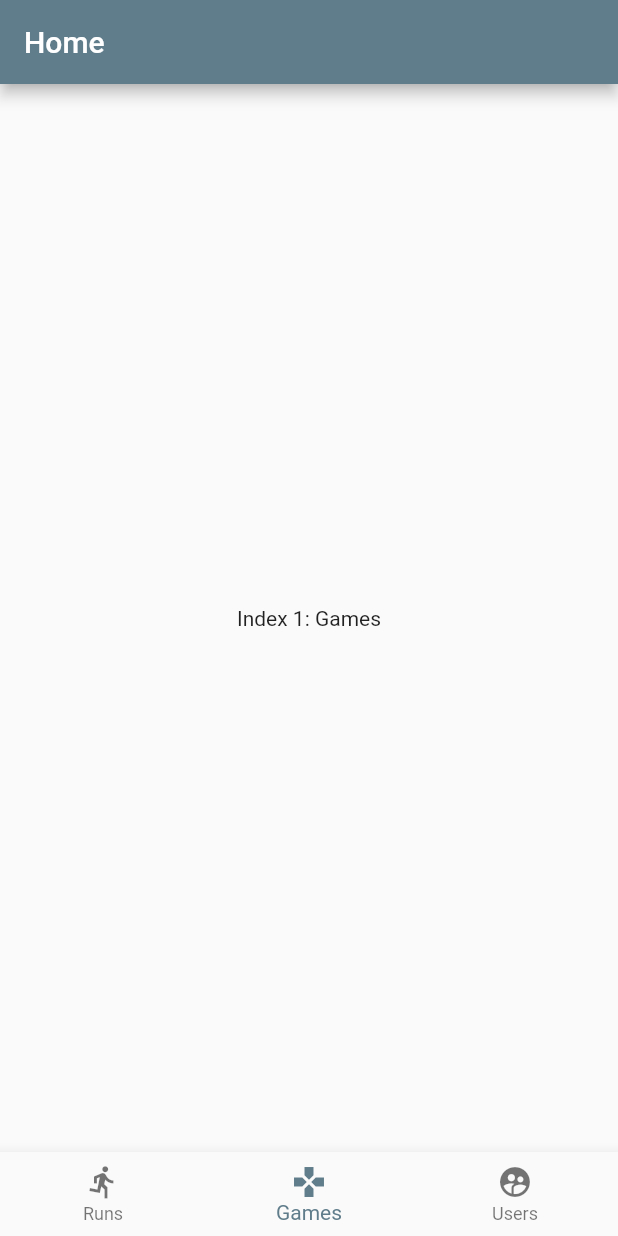
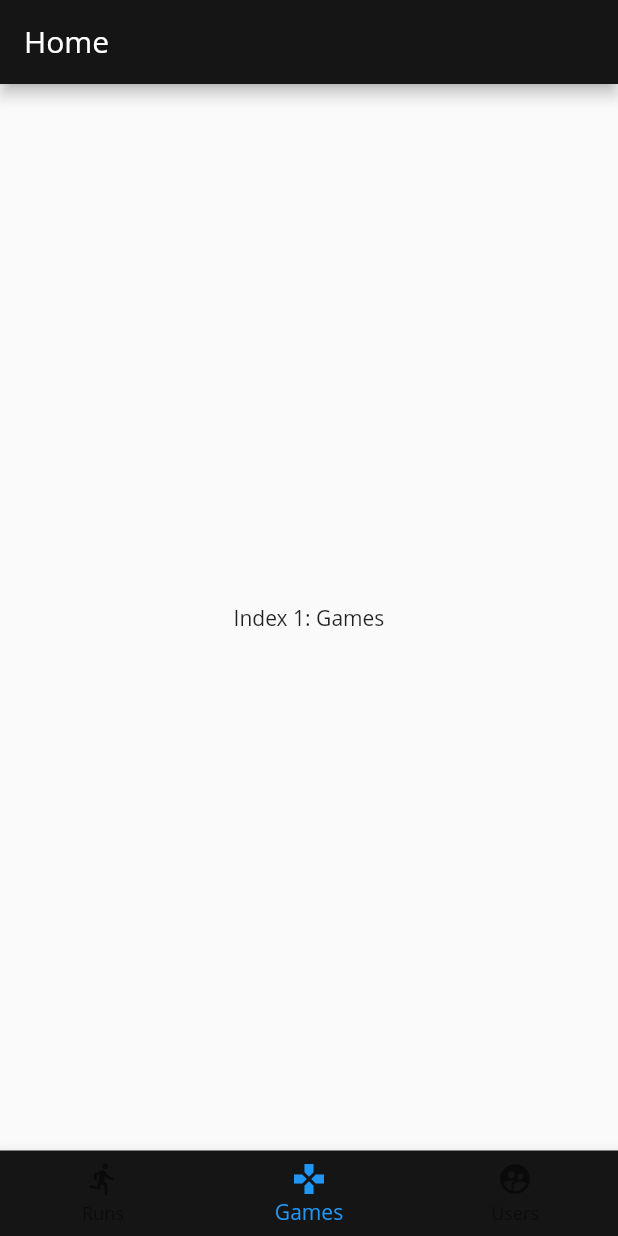
Before and after one commit to geovannyAndrew/speedrun.com, a Flutter app: the screen it shows after launch, item 2 of the bottom bar chosen, on a phone screen of 412 x 824 dp. Run offline on Flutter 3.47's test engine with Material 2 defaults, Android fonts, the light colour scheme and no system bars; generated files the repository leaves out were written again.

Commit message:
Settings colors, fonts and styles.

```diff
--- a/speed_run/speed_run/lib/main.dart
+++ b/speed_run/speed_run/lib/main.dart
@@ -1,6 +1,7 @@
 import 'package:flutter/material.dart';
 import 'package:speed_run/screens/my_home_page.dart';
 import 'package:speed_run/screens/splash_screen.dart';
+import 'package:speed_run/utils/colors.dart' as colors;
 
 void main() => runApp(MyApp());
 
@@ -20,8 +21,11 @@ class MyApp extends StatelessWidget {
         // or simply save your changes to "hot reload" in a Flutter IDE).
         // Notice that the counter didn't reset back to zero; the application
         // is not restarted.
-        primarySwatch: Colors.blueGrey,
-        accentColor: Colors.green
+        primaryColor: colors.blackDark,
+        primaryColorDark: Colors.black,
+        backgroundColor: colors.blackBackground,
+        accentColor: colors.greenAccent,
+        fontFamily: 'OpenSans'
       ),
       initialRoute: "/",
       routes: {
--- a/speed_run/speed_run/lib/screens/my_home_page.dart
+++ b/speed_run/speed_run/lib/screens/my_home_page.dart
@@ -1,6 +1,7 @@
 
 import 'package:flutter/material.dart';
 import 'package:speed_run/screens/runs_navigation_screen.dart';
+import 'package:speed_run/utils/colors.dart' as colors;
 
 class MyHomePage extends StatefulWidget {
   MyHomePage({Key key, this.title}) : super(key: key);
@@ -59,15 +60,26 @@ class _MyHomePageState extends State<MyHomePage> {
         tooltip: 'Increment',
         child: Icon(Icons.add),
       ),*/
-      bottomNavigationBar: BottomNavigationBar(
-          items: <BottomNavigationBarItem>[
+      bottomNavigationBar: new Theme(
+          data: Theme.of(context).copyWith(
+            // sets the background color of the `BottomNavigationBar`
+              canvasColor: colors.blackDark,
+              // sets the active color of the `BottomNavigationBar` if `Brightness` is light
+              primaryColor: colors.greenAccent,
+              textTheme: Theme
+                  .of(context)
+                  .textTheme
+                  .copyWith(caption: new TextStyle(color: Colors.white))),
+          child: BottomNavigationBar(
+            items: <BottomNavigationBarItem>[
             BottomNavigationBarItem(icon: Icon(Icons.directions_run), title: Text('Runs')),
             BottomNavigationBarItem(icon: Icon(Icons.games), title: Text('Games')),
             BottomNavigationBarItem(icon: Icon(Icons.supervised_user_circle), title: Text('Users'))
-          ],
-          currentIndex: _selectedIndex,
-          onTap: _onMenuSelected,
-      ),// This trailing comma makes auto-formatting nicer for build methods.
+            ],
+            currentIndex: _selectedIndex,
+            onTap: _onMenuSelected,
+          )
+      )// This trailing comma makes auto-formatting nicer for build methods.)
     );
   }
 
--- /dev/null
+++ b/speed_run/speed_run/lib/utils/colors.dart
@@ -0,0 +1,6 @@
+import 'dart:ui';
+
+Color blackDark =  Color(0xFF151515);
+Color blackBackground = const Color(0xff212121);
+Color blackCard = const Color(0xff2c2c2c);
+Color greenAccent = const Color(0xff88ee44);
```
Also changed, not shown: speed_run/speed_run/lib/screens/runs_navigation_screen.dart (+4 -3 lines), speed_run/speed_run/lib/view_items/item_view_run.dart (added, +30 -0 lines), speed_run/speed_run/pubspec.yaml (+7 -6 lines), speed_run/speed_run/assets/fonts/OpenSans-Bold.ttf (added), speed_run/speed_run/assets/fonts/OpenSans-Light.ttf (added), speed_run/speed_run/assets/fonts/OpenSans-Regular.ttf (added), speed_run/speed_run/assets/fonts/OpenSans-SemiBold.ttf (added).
